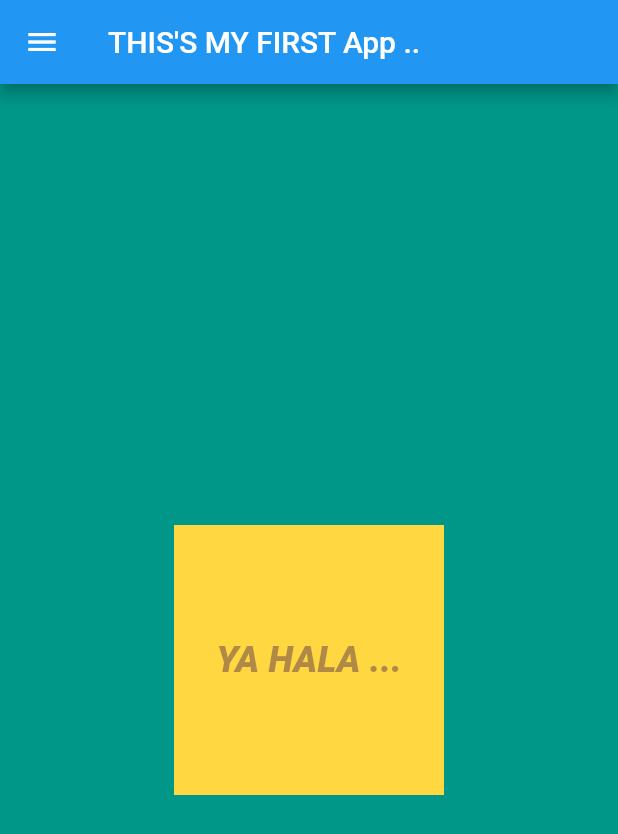
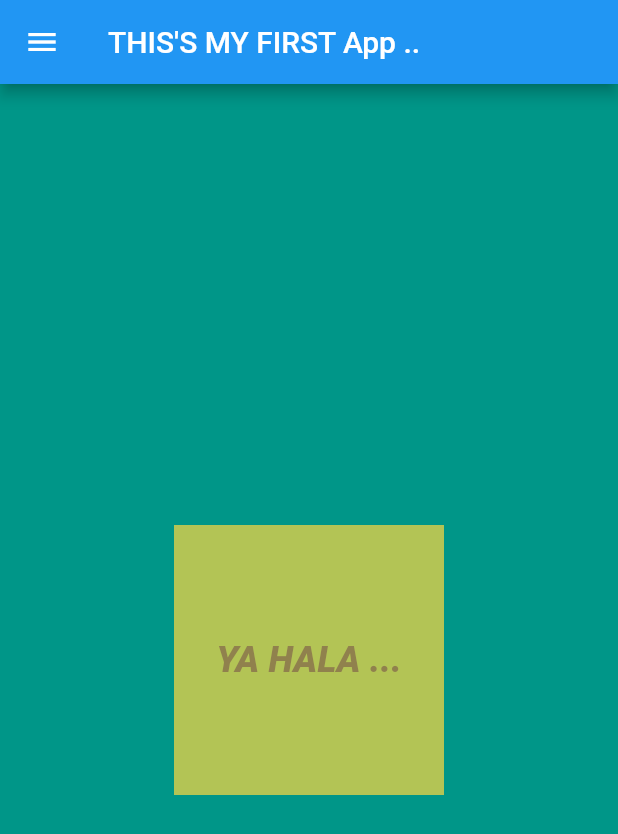
Before and after one commit to IbrahimAsire/flut1, a Flutter app: the screen it shows after launch, on a phone screen of 412 x 824 dp. Shown: the top 834 px of the screen. Run offline on Flutter 3.47's test engine with Material 2 defaults, Android fonts, the phone set to English and light mode, and no system bars.

Commit message:
practice: try explore the feature

```diff
--- a/lib/main.dart
+++ b/lib/main.dart
@@ -26,7 +26,7 @@ class HomeScreen extends StatelessWidget {
             height: 180,
             width: 180,
             alignment: Alignment.center,
-            color: Colors.amberAccent,
+            color: Colors.amberAccent.withOpacity(.7),
             child: Text(
               "YA HALA ...",
               style: TextStyle(
```
